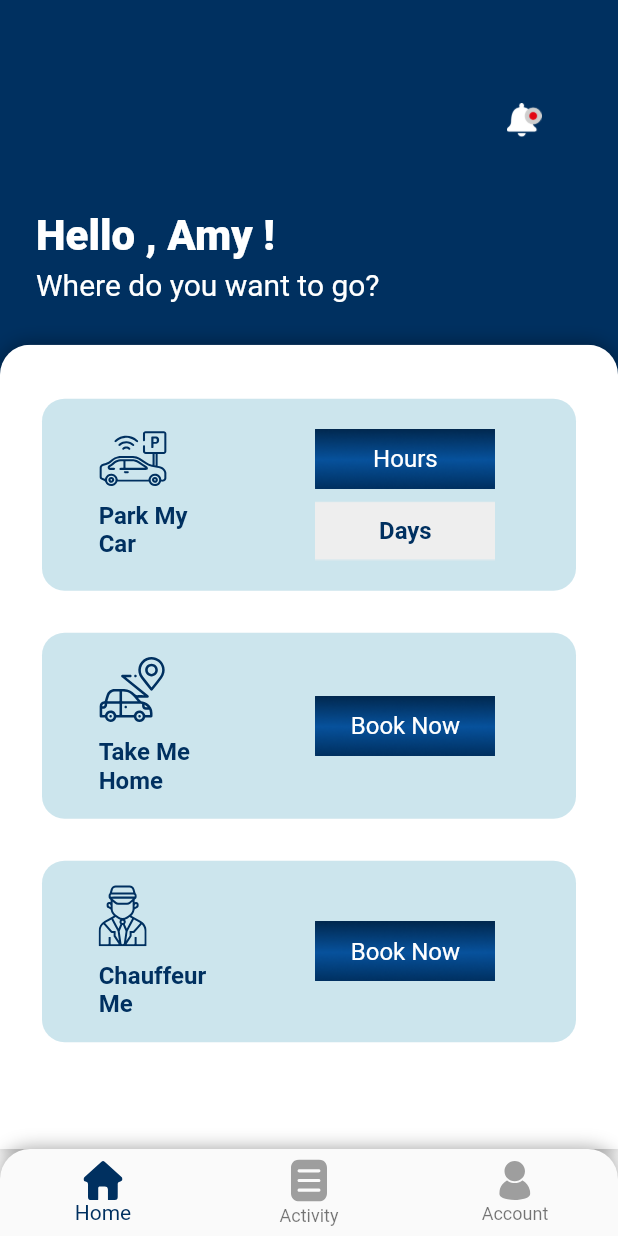
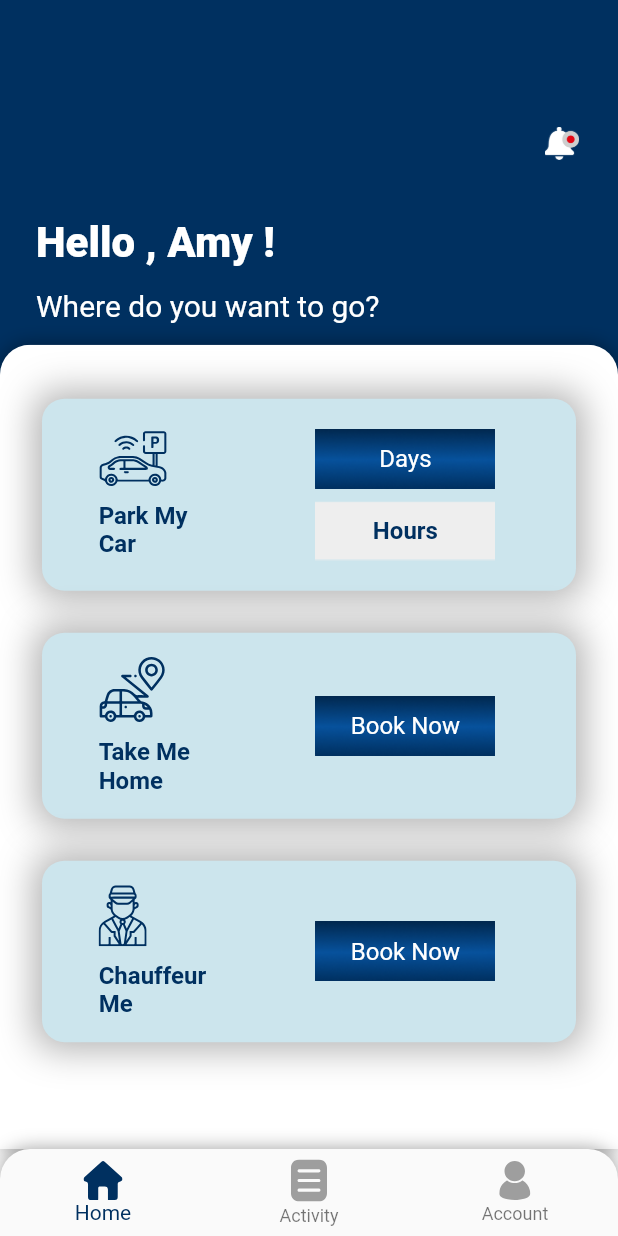
Before and after one commit to rinkuniks/flygrs-flutter, a Flutter app: the screen it shows after launch, after a tap on "Skip", on a phone screen of 412 x 824 dp. Run offline on Flutter 3.47's test engine with Material 2 defaults, Android fonts, the phone set to English and light mode, and no system bars; our stand-ins replace flutter_rating_bar, flutter_svg, syncfusion_flutter_datepicker; missing offline and left inert: flutter_share; Roboto replaces fonts that are missing (Poppins).

```diff
--- a/lib/res/components/NotificationHeader.dart
+++ b/lib/res/components/NotificationHeader.dart
@@ -17,7 +17,7 @@ class _NotificationHeaderState extends State<NotificationHeader> {
   @override
   Widget build(BuildContext context) {
     return  Padding(
-      padding: const EdgeInsets.only(top: 40, right: 27, left: 20),
+      padding: const EdgeInsets.only(top: 40, right: 26, left: 20),
       child: Row(
         mainAxisAlignment: (widget.isBack ?? false == true) ? MainAxisAlignment.spaceBetween : MainAxisAlignment.end,
         children: [
--- a/lib/view/booking/onGoing_screen.dart
+++ b/lib/view/booking/onGoing_screen.dart
@@ -260,7 +260,10 @@ class _OnGoingScreenState extends State<OnGoingScreen> {
                     Image.asset("assets/images/line.png"),
                     InkWell(
                       onTap: () {
-
+                         Navigator.pop(context);
+                         Future.delayed(const Duration(milliseconds: 100), () {
+                           Navigator.pushNamed(context, RouteName.rideCompleted);
+                         });
                       },
                       child: Text(
                         "Done",
--- a/lib/view/home/home_screen.dart
+++ b/lib/view/home/home_screen.dart
@@ -24,13 +24,13 @@ class _HomeScreenState extends State<HomeScreen> {
           Expanded(
             flex: 3,
             child: Container(
-              padding: const EdgeInsets.all(24),
+              padding: const EdgeInsets.only(left: 24,top: 30),
               child: Column(
                 mainAxisAlignment: MainAxisAlignment.spaceEvenly,
                 crossAxisAlignment: CrossAxisAlignment.start,
                 children: [
                   NotificationHeader(),
-                  SizedBox(height: 40,),
+                  SizedBox(height: 10,),
                   const Text(
                     "Hello , Amy !",
                     style: TextStyle(
@@ -90,7 +90,14 @@ Widget homeScreenComponent(BuildContext context, String title, String image) {
     child: Container(
       margin: const EdgeInsets.only(left: 28, right: 28, top: 36),
       padding: const EdgeInsets.all(16),
-      decoration: const BoxDecoration(
+      decoration: BoxDecoration(
+          boxShadow: [
+            BoxShadow(
+                color: Colors.black.withOpacity(0.3),
+                blurRadius: 20,
+                spreadRadius: 5
+            ),
+          ],
           color: AppColors.secondaryBackgroundColor,
           borderRadius: BorderRadius.all(Radius.circular(15))),
       child: Row(
@@ -126,8 +133,9 @@ Widget homeScreenComponent(BuildContext context, String title, String image) {
                         image: DecorationImage(
                             image: AssetImage("assets/images/btnBg.png"),
                             fit: BoxFit.cover),
+
                       ),
-                      child: const Text("Hours",
+                      child: const Text("Days",
                           style: TextStyle(
                               fontSize: 16,
                               fontWeight: FontWeight.w400,
@@ -144,7 +152,7 @@ Widget homeScreenComponent(BuildContext context, String title, String image) {
                             image: AssetImage("assets/images/btnGreyBg.png"),
                             fit: BoxFit.cover),
                       ),
-                      child: const Text("Days",
+                      child: const Text("Hours",
                           style: TextStyle(
                               fontSize: 16,
                               fontWeight: FontWeight.bold,
@@ -163,7 +171,14 @@ Widget homeScreenTwoComponent(BuildContext context, String title, String image)
   return Container(
     margin: const EdgeInsets.only(left: 28, right: 28, top: 28),
     padding: const EdgeInsets.all(16),
-    decoration: const BoxDecoration(
+    decoration: BoxDecoration(
+        boxShadow: [
+          BoxShadow(
+              color: Colors.black.withOpacity(0.3),
+              blurRadius: 20,
+              spreadRadius: 5
+          ),
+        ],
         color: AppColors.secondaryBackgroundColor,
         borderRadius: BorderRadius.all(Radius.circular(15))),
     child: Row(
--- a/lib/view/preAuth/getStartedScreenView.dart
+++ b/lib/view/preAuth/getStartedScreenView.dart
@@ -27,13 +27,13 @@ class _GetStartedScreenState extends State<GetStartedScreen> {
           child: Pages(
         title: "Sam House",
         subTitle: "sajkhdjakdhakjhhagfdhjasdbasdbjkashdkjasdhjkasdhajksdhajks",
-        imgPath: "assets/images/getStartedImage.png",
+        imgPath: "assets/images/slider2.png",
       )),
       const Center(
           child: Pages(
         title: "Micheal Jackson",
         subTitle: "sajkhdjakdhakjhhagfdhjasdbasdbjkashdkjasdhjkasdhajksdhajks",
-        imgPath: "assets/images/getStartedImage.png",
+        imgPath: "assets/images/slider3.png",
       )),
     ];
   }
@@ -205,6 +205,7 @@ class Pages extends StatelessWidget {
     return Column(children: <Widget>[
       Container(
         width: MediaQuery.of(context).size.width,
+        height: 356,
         padding: const EdgeInsets.only(left: 24),
         color: AppColors.primaryBackgroundColor,
         child: Image.asset(
--- a/pubspec.yaml
+++ b/pubspec.yaml
@@ -38,7 +38,8 @@ dependencies:
   flutter_svg: ^2.0.7
   flutter_rating_bar: ^4.0.1
   flutter_share: ^2.0.0
-
+  intl: ^0.18.0
+  syncfusion_flutter_datepicker: ^22.2.9
 
 dev_dependencies:
   flutter_test:
```
Also changed, not shown: lib/view/activity/activity.dart (+81 -1 lines), lib/view/booking/booking_screen.dart (+28 -6 lines), assets/images/slider2.png (added), assets/images/slider3.png (added), pubspec.lock.
